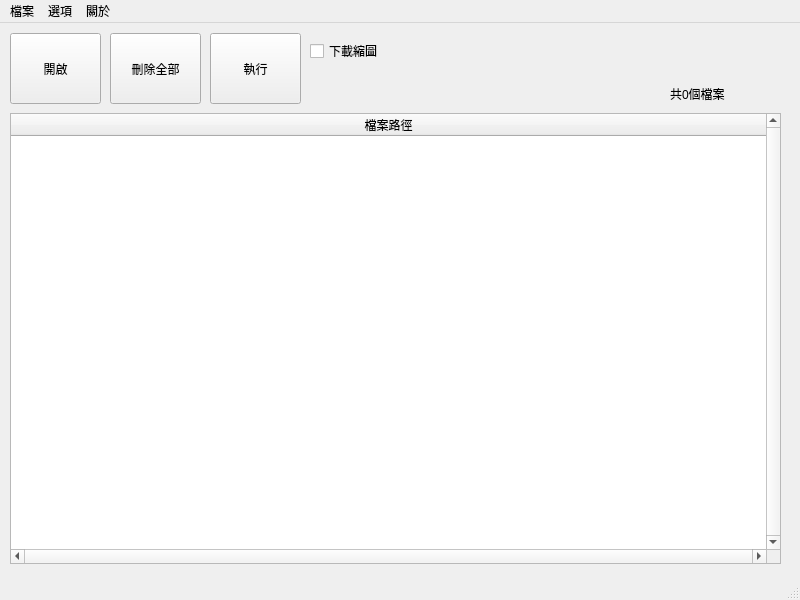
Above: qt_view.ui from asadman1523/Odvrt before the change. Below: the same form after it.
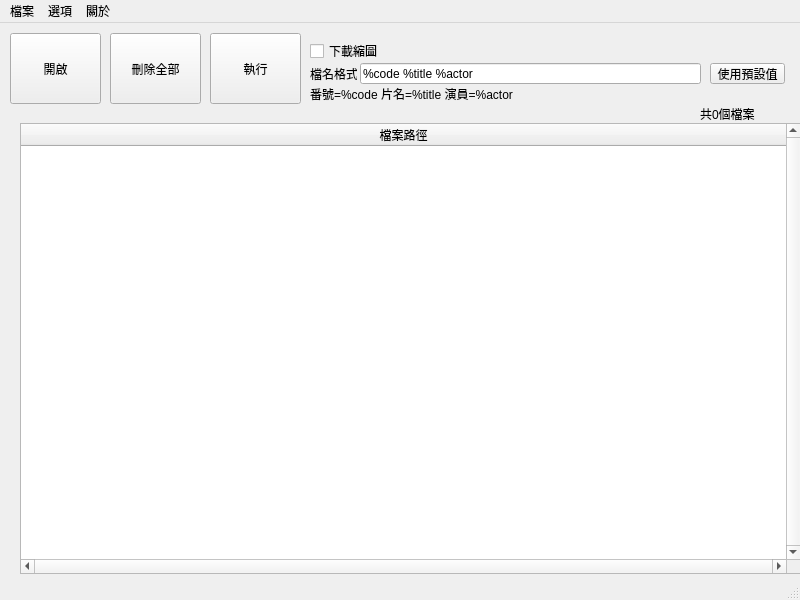
That is the form after the change. Icons and pictures are not drawn.

Commit message: Add custom format feature

```diff
--- a/qt_view.ui
+++ b/qt_view.ui
@@ -91,9 +91,9 @@
    <widget class="QTableWidget" name="tableWidget">
     <property name="geometry">
      <rect>
-      <x>10</x>
-      <y>90</y>
-      <width>771</width>
+      <x>20</x>
+      <y>100</y>
+      <width>781</width>
       <height>451</height>
      </rect>
     </property>
@@ -148,9 +148,9 @@
    <widget class="QLabel" name="label">
     <property name="geometry">
      <rect>
-      <x>670</x>
-      <y>60</y>
-      <width>111</width>
+      <x>700</x>
+      <y>80</y>
+      <width>81</width>
       <height>21</height>
      </rect>
     </property>
@@ -187,6 +187,58 @@
      </size>
     </property>
    </widget>
+   <widget class="QLineEdit" name="formatStr">
+    <property name="geometry">
+     <rect>
+      <x>360</x>
+      <y>40</y>
+      <width>341</width>
+      <height>21</height>
+     </rect>
+    </property>
+    <property name="text">
+     <string>%code %title %actor</string>
+    </property>
+   </widget>
+   <widget class="QLabel" name="label_2">
+    <property name="geometry">
+     <rect>
+      <x>310</x>
+      <y>40</y>
+      <width>47</width>
+      <height>21</height>
+     </rect>
+    </property>
+    <property name="text">
+     <string>檔名格式</string>
+    </property>
+   </widget>
+   <widget class="QLabel" name="label_3">
+    <property name="geometry">
+     <rect>
+      <x>310</x>
+      <y>60</y>
+      <width>291</width>
+      <height>21</height>
+     </rect>
+    </property>
+    <property name="text">
+     <string>番號=%code 片名=%title 演員=%actor</string>
+    </property>
+   </widget>
+   <widget class="QPushButton" name="setDefaultBtn">
+    <property name="geometry">
+     <rect>
+      <x>710</x>
+      <y>40</y>
+      <width>75</width>
+      <height>21</height>
+     </rect>
+    </property>
+    <property name="text">
+     <string>使用預設值</string>
+    </property>
+   </widget>
   </widget>
   <widget class="QMenuBar" name="menubar">
    <property name="geometry">
```
The commit also changes 3 other files.
